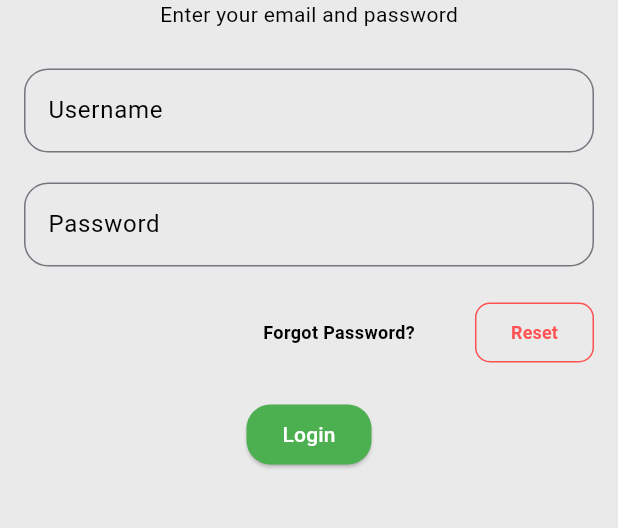
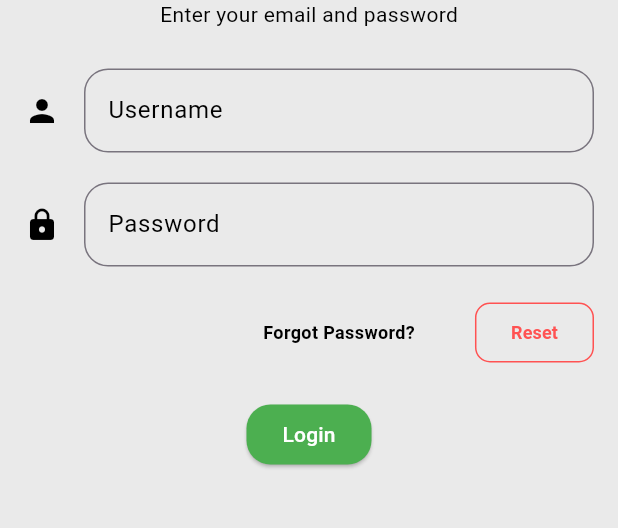
Before and after one commit to Aurits/webmail_app_v2, a Flutter app: the screen it shows after launch, on a phone screen of 412 x 824 dp, the part 431-959 px from its top. Run offline on Flutter 3.47's test engine with Material 3 defaults, Android fonts, the phone set to English and light mode, and no system bars; drawn by our look-alikes of flutter_form_builder; our stand-ins replace dio, sqflite; accounts and stored records are empty.

Commit message:
Nov 28, 2023, 11:19 AM

```diff
--- a/lib/pages/onboarding/login_page.dart
+++ b/lib/pages/onboarding/login_page.dart
@@ -62,6 +62,8 @@ class _LoginPageState extends State<LoginPage> {
                         name: 'username',
                         onChanged: (value) => user.username = value.toString(),
                         decoration: const InputDecoration(
+                          icon: Icon(Icons.person),
+                          iconColor: Colors.black,
                           labelText: 'Username',
                           labelStyle: TextStyle(color: Colors.black),
                           border: OutlineInputBorder(
@@ -86,6 +88,8 @@ class _LoginPageState extends State<LoginPage> {
                             true, // Set this property to true to hide the password
                         decoration: const InputDecoration(
                           labelText: 'Password',
+                          icon: Icon(Icons.lock),
+                          iconColor: Colors.black,
                           labelStyle: TextStyle(color: Colors.black),
                           border: OutlineInputBorder(
                             borderRadius:
```
